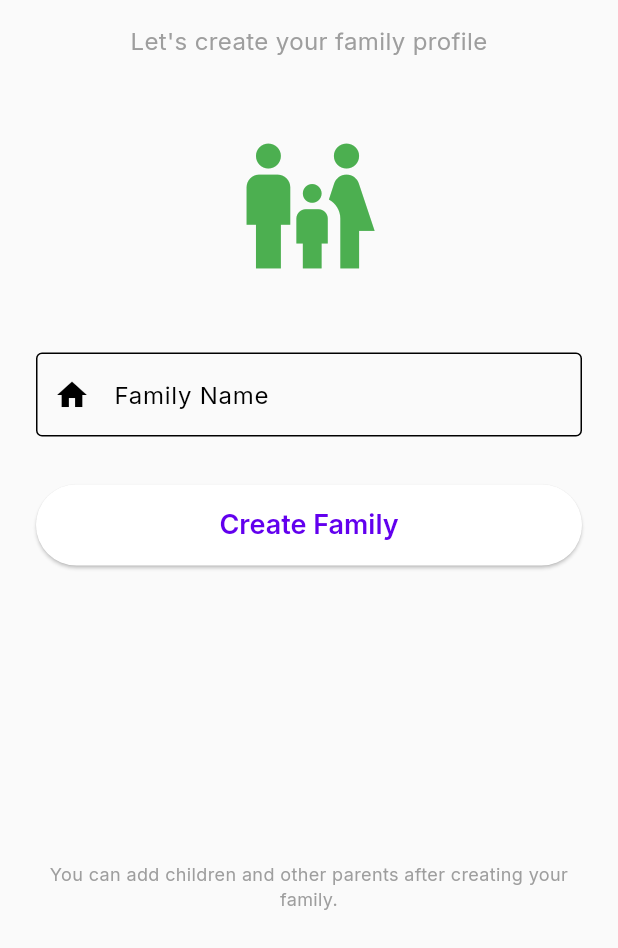
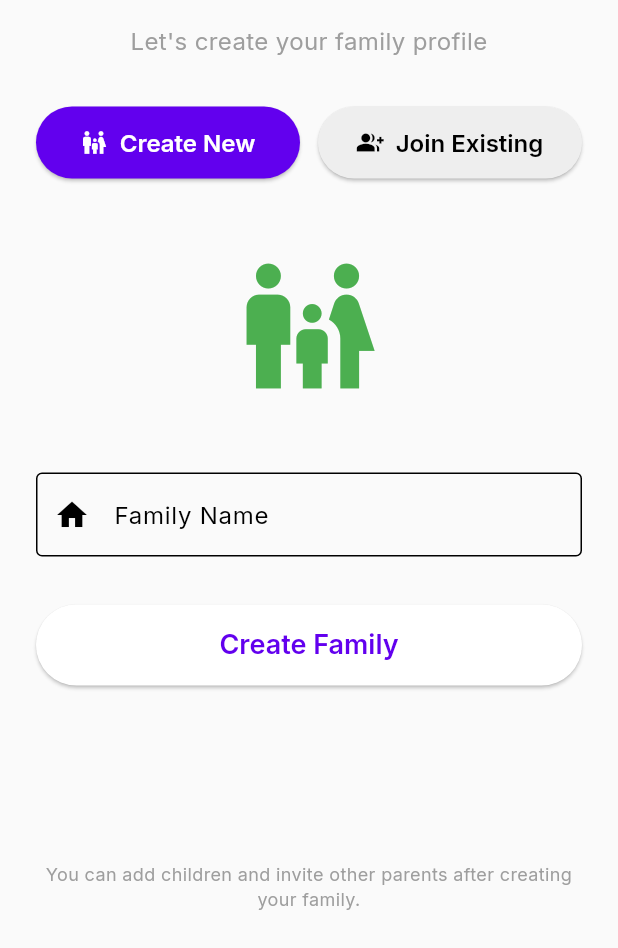
Before and after one commit to snir-david/kids_finance, a Flutter app: the FamilySetupScreen screen opened by its route, on a phone screen of 412 x 824 dp, the part 288-1236 px from its top. Run offline on Flutter 3.47's test engine with Material 3 defaults, Android fonts, the phone set to English and light mode, and no system bars; our stand-ins replace cloud_firestore, equatable, firebase_auth, firebase_core, flutter_animate, flutter_riverpod and 4 more; missing offline and left inert: bcrypt; accounts and stored records are empty; generated files the repository leaves out were written again.

Commit message:
feat: Phase 4 - join existing family with invite code
- Add toggle UI between Create New / Join Existing modes
- Add invite code input field with validation (min 10 chars)
- Implement _joinFamily() calling FamilyRepository.addParent()
- Show user-friendly error for invalid/missing codes
- Navigate to /parent-home on successful join
- Second parent can now join a family using the familyId code shared by first parent

Co-authored-by: Copilot <223556219+Copilot@users.noreply.github.com>

```diff
--- a/lib/features/auth/presentation/family_setup_screen.dart
+++ b/lib/features/auth/presentation/family_setup_screen.dart
@@ -2,6 +2,7 @@ import 'package:flutter/material.dart';
 import 'package:flutter_riverpod/flutter_riverpod.dart';
 import 'package:go_router/go_router.dart';
 import '../providers/auth_providers.dart';
+import '../../family/providers/family_providers.dart';
 
 class FamilySetupScreen extends ConsumerStatefulWidget {
   const FamilySetupScreen({super.key});
@@ -52,11 +53,57 @@ class _FamilySetupScreenState extends ConsumerState<FamilySetupScreen> {
     }
   }
 
+  Future<void> _joinFamily() async {
+    if (!_formKey.currentState!.validate()) return;
+
+    setState(() => _isLoading = true);
+
+    try {
+      final authService = ref.read(authServiceProvider);
+      final user = authService.getCurrentUser();
+      if (user == null) {
+        throw Exception('No authenticated user');
+      }
+
+      final inviteCode = _inviteCodeController.text.trim();
+
+      // Add parent to the family using repository
+      final familyRepo = ref.read(familyRepositoryProvider);
+      await familyRepo.addParent(
+        familyId: inviteCode,
+        parentUid: user.uid,
+        parentDisplayName: user.displayName ?? user.email?.split('@')[0] ?? 'Parent',
+        isOwner: false,
+      );
+
+      if (mounted) {
+        context.go('/parent-home');
+      }
+    } catch (e) {
+      if (mounted) {
+        ScaffoldMessenger.of(context).showSnackBar(
+          SnackBar(
+            content: Text(
+              e.toString().contains('not found') || e.toString().contains('NOT_FOUND')
+                  ? 'Invalid family code. Please check and try again.'
+                  : e.toString().replaceFirst('Exception: ', ''),
+            ),
+            backgroundColor: Colors.red,
+          ),
+        );
+      }
+    } finally {
+      if (mounted) {
+        setState(() => _isLoading = false);
+      }
+    }
+  }
+
   @override
   Widget build(BuildContext context) {
     return Scaffold(
       appBar: AppBar(
-        title: const Text('Create Your Family'),
+        title: Text(_isJoiningFamily ? 'Join a Family' : 'Create Your Family'),
       ),
       body: SafeArea(
         child: Padding(
@@ -76,21 +123,86 @@ class _FamilySetupScreenState extends ConsumerState<FamilySetupScreen> {
                   textAlign: TextAlign.center,
                 ),
                 const SizedBox(height: 16),
-                const Text(
-                  "Let's create your family profile",
-                  style: TextStyle(
+                Text(
+                  _isJoiningFamily
+                      ? 'Enter your family invite code'
+                      : "Let's create your family profile",
+                  style: const TextStyle(
                     fontSize: 16,
                     color: Colors.grey,
                   ),
                   textAlign: TextAlign.center,
                 ),
-                const SizedBox(height: 48),
-                const Icon(
-                  Icons.family_restroom,
-                  size: 100,
-                  color: Colors.green,
+                const SizedBox(height: 32),
+                // Toggle between Create and Join
+                Row(
+                  children: [
+                    Expanded(
+                      child: ElevatedButton.icon(
+                        onPressed: _isLoading
+                            ? null
+                            : () => setState(() => _isJoiningFamily = false),
+                        icon: const Icon(Icons.family_restroom),
+                        label: const Text('Create New'),
+                        style: ElevatedButton.styleFrom(
+                          backgroundColor: _isJoiningFamily
+                              ? Colors.grey.shade200
+                              : Theme.of(context).primaryColor,
+                          foregroundColor:
+                              _isJoiningFamily ? Colors.black : Colors.white,
+                          padding: const EdgeInsets.symmetric(vertical: 12),
+                        ),
+                      ),
+                    ),
+                    const SizedBox(width: 12),
+                    Expanded(
+                      child: ElevatedButton.icon(
+                        onPressed: _isLoading
+                            ? null
+                            : () => setState(() => _isJoiningFamily = true),
+                        icon: const Icon(Icons.group_add),
+                        label: const Text('Join Existing'),
+                        style: ElevatedButton.styleFrom(
+                          backgroundColor: _isJoiningFamily
+                              ? Theme.of(context).primaryColor
+                              : Colors.grey.shade200,
+                          foregroundColor:
+                              _isJoiningFamily ? Colors.white : Colors.black,
+                          padding: const EdgeInsets.symmetric(vertical: 12),
+                        ),
+                      ),
+                    ),
+                  ],
                 ),
                 const SizedBox(height: 48),
+                Icon(
+                  _isJoiningFamily ? Icons.group_add : Icons.family_restroom,
+                  size: 100,
+                  color: _isJoiningFamily ? Colors.deepPurple : Colors.green,
+                ),
+                const SizedBox(height: 48),
+                // Conditional form field
+                if (_isJoiningFamily)
+                  TextFormField(
+                    controller: _inviteCodeController,
+                    decoration: const InputDecoration(
+                      labelText: 'Family Invite Code',
+                      hintText: 'Enter the code shared by another parent',
+                      border: OutlineInputBorder(),
+                      prefixIcon: Icon(Icons.vpn_key),
+                    ),
+                    enabled: !_isLoading,
+                    validator: (value) {
+                      if (value == null || value.trim().isEmpty) {
+                        return 'Please enter the family invite code';
+                      }
+                      if (value.trim().length < 10) {
+                        return 'Invalid code format';
+                      }
+                      return null;
+                    },
+                  )
+                else
                   TextFormField(
                     controller: _familyNameController,
                     decoration: const InputDecoration(
@@ -113,7 +225,9 @@ class _FamilySetupScreenState extends ConsumerState<FamilySetupScreen> {
                   ),
                 const SizedBox(height: 32),
                 ElevatedButton(
-                  onPressed: _isLoading ? null : _createFamily,
+                  onPressed: _isLoading
+                      ? null
+                      : (_isJoiningFamily ? _joinFamily : _createFamily),
                   style: ElevatedButton.styleFrom(
                     padding: const EdgeInsets.symmetric(vertical: 16),
                   ),
@@ -123,15 +237,17 @@ class _FamilySetupScreenState extends ConsumerState<FamilySetupScreen> {
                           width: 20,
                           child: CircularProgressIndicator(strokeWidth: 2),
                         )
-                      : const Text(
-                          'Create Family',
-                          style: TextStyle(fontSize: 18),
+                      : Text(
+                          _isJoiningFamily ? 'Join Family' : 'Create Family',
+                          style: const TextStyle(fontSize: 18),
                         ),
                 ),
                 const Spacer(),
-                const Text(
-                  'You can add children and other parents after creating your family.',
-                  style: TextStyle(
+                Text(
+                  _isJoiningFamily
+                      ? 'Ask another parent to share their Family Code from the app settings.'
+                      : 'You can add children and invite other parents after creating your family.',
+                  style: const TextStyle(
                     fontSize: 12,
                     color: Colors.grey,
                   ),
```
Lines whose indentation alone changed are shown as unchanged.
